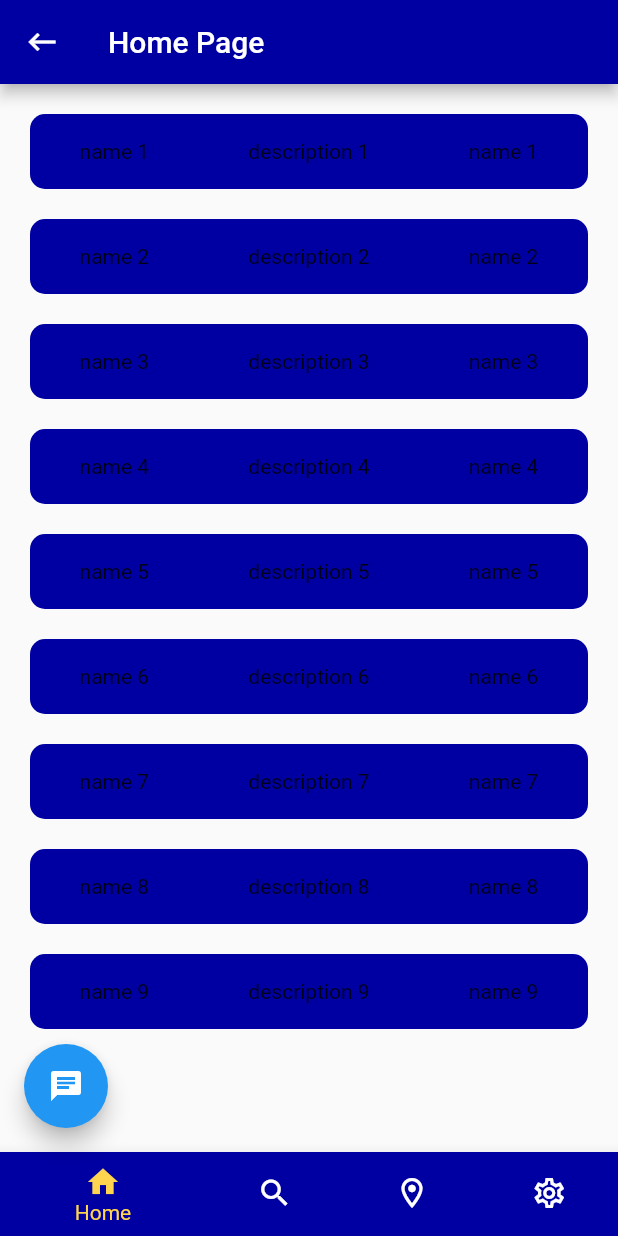
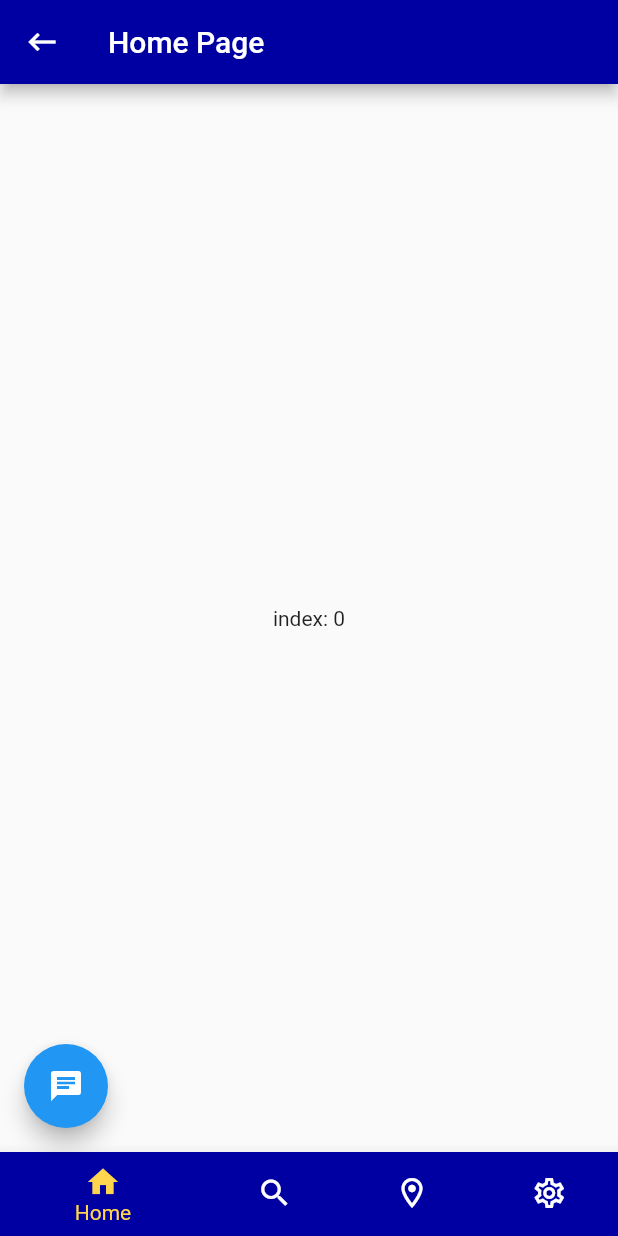
Before and after one commit to Rayago/org-eventos-app, a Flutter app: the HomePage screen opened by its route, on a phone screen of 412 x 824 dp. Run offline on Flutter 3.47's test engine with Material 2 defaults, Android fonts, the phone set to English and light mode, and no system bars; our stand-ins replace flutter_modular, google_maps_flutter, localization, mobx; missing offline and left inert: flutter_onboard.

Commit message:
widget lugares

```diff
--- a/lib/src/features/home/presentation/view/home_page.dart
+++ b/lib/src/features/home/presentation/view/home_page.dart
@@ -11,7 +11,9 @@ class HomePage extends StatefulWidget {
 }
 
 class _HomePageState extends State<HomePage> {
+
   int _selectedIndex = 0;
+
   static const TextStyle optionStyle =
       TextStyle(fontSize: 30, fontWeight: FontWeight.bold);
   static final List<Widget> _widgetOptions = <Widget>[
@@ -19,26 +21,8 @@ class _HomePageState extends State<HomePage> {
       'Index 0: Home',
       style: optionStyle,
     ), */
-    Padding(
-      padding: const EdgeInsets.all(20.0),
-      child: ListView(
-        children: [
-          PlaceWidget(name: 'name 1', des: 'description 1'),
-          PlaceWidget(name: 'name 2', des: 'description 2'),
-          PlaceWidget(name: 'name 3', des: 'description 3'),
-          PlaceWidget(name: 'name 4', des: 'description 4'),
-          PlaceWidget(name: 'name 5', des: 'description 5'),
-          PlaceWidget(name: 'name 6', des: 'description 6'),
-          PlaceWidget(name: 'name 7', des: 'description 7'),
-          PlaceWidget(name: 'name 8', des: 'description 8'),
-          PlaceWidget(name: 'name 9', des: 'description 9'),
-        ],
-      ),
-    ),
-    Text(
-      'Index 1: search',
-      style: optionStyle,
-    ),
+    const Text('index: 0'),
+    PlaceWidget(),
     MapSample(),
     Text(
       'Index 3: Settings',
@@ -74,7 +58,6 @@ class _HomePageState extends State<HomePage> {
         child: const Icon(Icons.chat),
       ),
       floatingActionButtonLocation: FloatingActionButtonLocation.startFloat,
-
       body: Center(
         child: _widgetOptions.elementAt(_selectedIndex),
       ),
```
Also changed, not shown: lib/src/features/home/presentation/view/place_widget.dart (+82 -17 lines), lib/assets/images/catedral.jpg (added), lib/assets/images/estrela.png (added), lib/assets/images/user.png (added).
